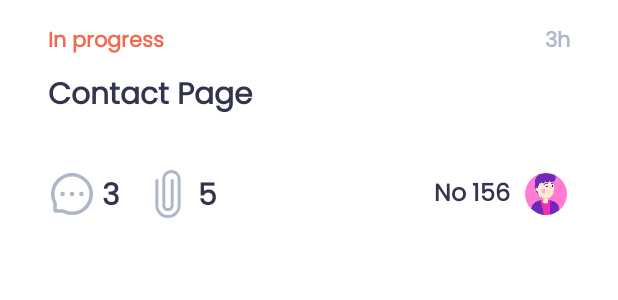
After one commit to DevThurain/TaskApp-Native, an Android app: the layout viewholder_normal_task.xml on its own in the app's theme, with its tools: preview values and no code run, on a phone screen of 412 x 824 dp. The commit adds this screen. Shown: the top 300 px of the screen. Run offline under Robolectric (Android 15) with nearby library versions, the phone set to English and light mode, and no system bars.

Commit message:
- add viewholder normal task ui

```diff
--- /dev/null
+++ b/app/src/main/res/drawable/bg_normal_task.xml
@@ -0,0 +1,6 @@
+<?xml version="1.0" encoding="utf-8"?>
+<shape xmlns:android="http://schemas.android.com/apk/res/android">
+
+    <solid android:color="@color/white"/>
+    <corners android:radius="@dimen/margin_medium_3" />
+</shape>
--- a/app/src/main/res/layout/activity_profile.xml
+++ b/app/src/main/res/layout/activity_profile.xml
@@ -19,13 +19,14 @@
         android:backgroundTint="@color/white"
         android:elevation="0dp"
         android:src="@drawable/ic_close" />
+
     <include
         android:id="@+id/vpProfile"
+        layout="@layout/view_pod_profile_section"
         android:layout_width="match_parent"
         android:layout_height="wrap_content"
         android:layout_below="@id/fabClose"
-        android:layout_marginTop="@dimen/margin_xxlarge"
-        layout="@layout/view_pod_profile_section"/>
+        android:layout_marginTop="@dimen/margin_xxlarge" />
 
     <RelativeLayout
         android:id="@+id/rlButtonSection"
@@ -72,11 +73,11 @@
             android:layout_marginTop="@dimen/margin_medium"
             android:background="@color/white"
             app:tabIndicatorColor="@color/color_accent_green"
+            app:tabIndicatorHeight="3dp"
+            app:tabMinWidth="130dp"
+            app:tabMode="scrollable"
+            app:tabSelectedTextColor="@color/color_primary"
             app:tabTextAppearance="@style/CustomTabTextAppearance"
-            app:tabMode="scrollable"
-            app:tabMinWidth="130dp"
-            app:tabIndicatorHeight="3dp"
-            app:tabSelectedTextColor="@color/color_primary"
             app:tabTextColor="@color/color_dark_grey" />
     </RelativeLayout>
 
--- /dev/null
+++ b/app/src/main/res/layout/viewholder_normal_task.xml
@@ -0,0 +1,139 @@
+<?xml version="1.0" encoding="utf-8"?>
+<RelativeLayout xmlns:android="http://schemas.android.com/apk/res/android"
+    android:layout_width="match_parent"
+    android:layout_height="wrap_content"
+    android:background="@drawable/bg_normal_task"
+    android:layout_marginHorizontal="@dimen/margin_medium_2"
+    xmlns:app="http://schemas.android.com/apk/res-auto">
+
+    <androidx.appcompat.widget.AppCompatTextView
+        android:id="@+id/tvStatus"
+        android:layout_width="wrap_content"
+        android:layout_height="wrap_content"
+        android:layout_marginStart="@dimen/margin_medium_2"
+        android:layout_marginTop="@dimen/margin_medium_2"
+        android:fontFamily="@font/poppins_regular"
+        android:text="In progress"
+        android:textColor="@color/color_accent_orange"
+        android:textSize="@dimen/text_regular"
+        android:textStyle="bold" />
+    <androidx.appcompat.widget.AppCompatTextView
+        android:id="@+id/tvTime"
+        android:layout_width="wrap_content"
+        android:layout_height="wrap_content"
+        android:fontFamily="@font/poppins_regular"
+        android:text="3h"
+        android:layout_alignParentEnd="true"
+        android:layout_marginTop="@dimen/margin_medium_2"
+        android:layout_marginEnd="@dimen/margin_medium_2"
+        android:textColor="@color/color_dark_grey"
+        android:textSize="@dimen/text_regular"
+        android:textStyle="bold" />
+
+    <androidx.appcompat.widget.AppCompatTextView
+        android:id="@+id/tvTaskTitle"
+        android:layout_width="wrap_content"
+        android:layout_height="wrap_content"
+        android:layout_below="@id/tvStatus"
+        android:layout_marginStart="@dimen/margin_medium_2"
+        android:layout_marginTop="@dimen/margin_medium"
+        android:layout_marginBottom="@dimen/margin_medium_2"
+        android:fontFamily="@font/poppins_regular"
+        android:text="Contact Page"
+        android:textColor="@color/color_primary"
+        android:textSize="@dimen/text_regular_3x"
+        android:textStyle="bold" />
+
+    <LinearLayout
+        android:id="@+id/llTaskMessage"
+        android:layout_width="wrap_content"
+        android:layout_height="wrap_content"
+        android:layout_below="@id/tvTaskTitle"
+        android:layout_marginTop="@dimen/margin_medium_2"
+        android:layout_marginStart="@dimen/margin_medium_2"
+        android:orientation="horizontal">
+
+        <androidx.appcompat.widget.AppCompatImageView
+            android:layout_width="@dimen/margin_xlarge"
+            android:layout_height="@dimen/margin_xlarge"
+            android:src="@drawable/ic_message"
+            android:tint="@color/color_dark_grey"
+            />
+
+        <androidx.appcompat.widget.AppCompatTextView
+            android:id="@+id/tvTaskMessageCount"
+            android:layout_width="wrap_content"
+            android:layout_height="wrap_content"
+            android:fontFamily="@font/poppins_regular"
+            android:layout_marginStart="@dimen/margin_small"
+            android:text="3"
+            android:layout_marginTop="2dp"
+            android:textColor="@color/color_primary"
+            android:textSize="@dimen/text_regular_3x"
+            android:textStyle="bold" />
+    </LinearLayout>
+
+    <LinearLayout
+        android:id="@+id/llTaskAttachment"
+        android:layout_width="wrap_content"
+        android:layout_height="wrap_content"
+        android:layout_below="@id/tvTaskTitle"
+        android:layout_toEndOf="@id/llTaskMessage"
+        android:layout_marginTop="@dimen/margin_medium_2"
+        android:layout_marginBottom="@dimen/margin_medium_2"
+        android:layout_marginStart="@dimen/margin_medium_2"
+        android:orientation="horizontal">
+
+        <androidx.appcompat.widget.AppCompatImageView
+            android:layout_width="@dimen/margin_xlarge"
+            android:layout_height="@dimen/margin_xlarge"
+            android:src="@drawable/ic_paperclip"
+            android:tint="@color/color_dark_grey"
+            />
+
+        <androidx.appcompat.widget.AppCompatTextView
+            android:id="@+id/tvTaskAttachmentCount"
+            android:layout_width="wrap_content"
+            android:layout_height="wrap_content"
+            android:fontFamily="@font/poppins_regular"
+            android:layout_marginStart="@dimen/margin_small"
+            android:text="5"
+            android:layout_marginTop="2dp"
+            android:textColor="@color/color_primary"
+            android:textSize="@dimen/text_regular_3x"
+            android:textStyle="bold" />
+    </LinearLayout>
+
+    <com.thurainx.taskapp.views.components.CircularImageView
+        android:id="@+id/ivTaskProfile"
+        android:layout_width="@dimen/margin_xlarge"
+        android:layout_height="@dimen/margin_xlarge"
+        android:layout_below="@id/tvTaskTitle"
+        android:layout_alignParentEnd="true"
+        android:layout_marginTop="@dimen/margin_medium_2"
+        android:layout_marginEnd="@dimen/margin_medium_2"
+        android:scaleType="centerCrop"
+        app:srcCompat="@drawable/avatar1"
+        app:strokeColor="@color/white"
+        app:strokeWidth="2dp" />
+
+    <androidx.appcompat.widget.AppCompatTextView
+        android:id="@+id/tvTaskNumber"
+        android:layout_width="wrap_content"
+        android:layout_height="wrap_content"
+        android:layout_alignTop="@id/ivTaskProfile"
+        android:layout_alignBottom="@id/ivTaskProfile"
+        android:layout_marginStart="@dimen/margin_small"
+        android:layout_marginTop="2dp"
+        android:layout_marginEnd="@dimen/margin_medium"
+        android:layout_toStartOf="@id/ivTaskProfile"
+        android:fontFamily="@font/poppins_regular"
+        android:gravity="center"
+        android:text="No 156"
+        android:textColor="@color/color_primary"
+        android:textSize="@dimen/text_regular_2x"
+        android:textStyle="bold" />
+
+
+
+</RelativeLayout>
```
